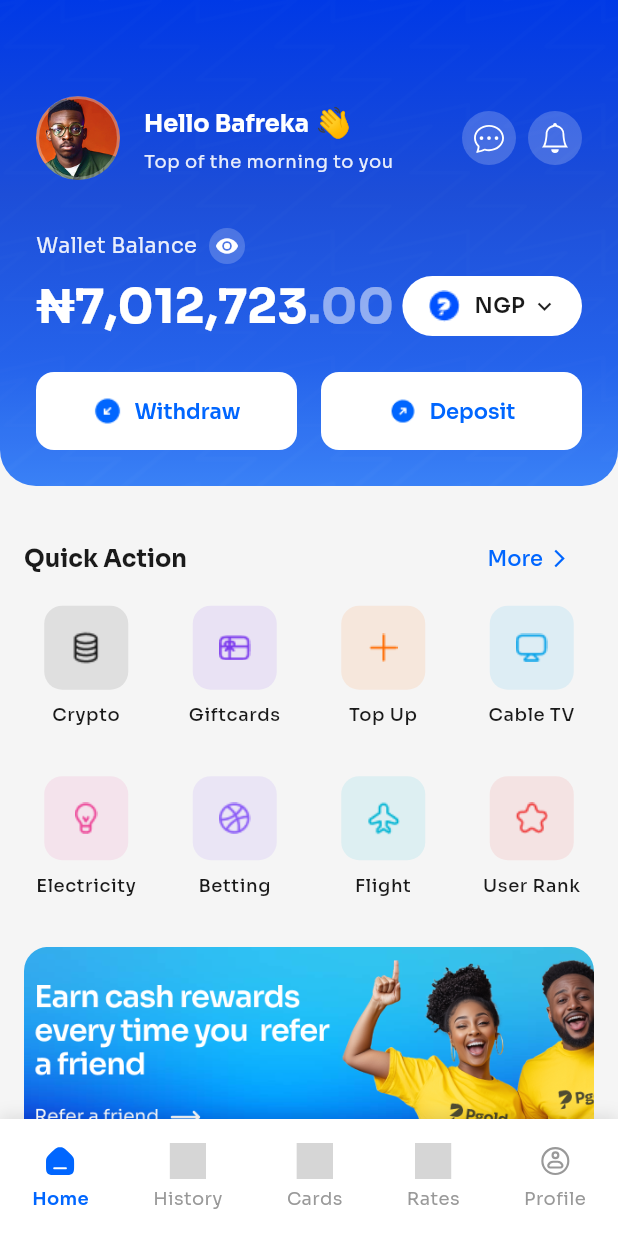
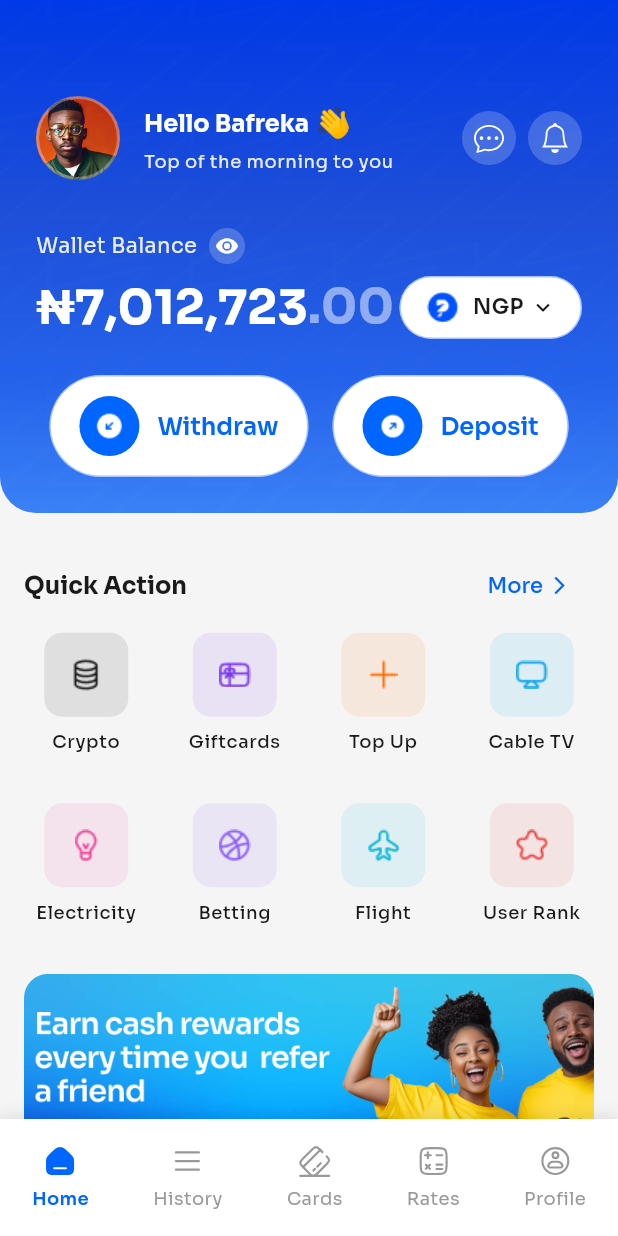
Before and after one commit to promise24o/pgold_assessment_mobile, a Flutter app: the MainNavigation screen opened by its route, on a phone screen of 412 x 824 dp. Run offline on Flutter 3.47's test engine with Material 3 defaults, Android fonts, the phone set to English and light mode, and no system bars; our stand-ins replace flutter_svg, icons_plus, smooth_page_indicator; grey boxes are pictures that could not be loaded.

Commit message:
feat: Polish wallet header and buttons to match Figma design
- Fixed Naira symbol display using RichText with system font
- Made Withdraw/Deposit buttons pixel-perfect with proper sizing
- Added stroke borders to buttons (0052FF with 33% opacity)
- Buttons now wrap content instead of stretching full width
- Updated button styling: 40px icon circles, 16px font, proper padding
- Fixed bottom navigation to use correct SVG icons
- Reduced spacing in quick action grid
- All buttons now match Figma design exactly

```diff
--- a/lib/core/constants/app_assets.dart
+++ b/lib/core/constants/app_assets.dart
@@ -19,7 +19,9 @@ class AppAssets {
   // Bottom Navigation Icons
   static const String home = '$_iconsPath/home.svg';
   static const String wallet = '$_iconsPath/wallet.svg';
-  static const String transactions = '$_iconsPath/transactions.svg';
+  static const String cards = '$_iconsPath/cards.svg';
+  static const String rates = '$_iconsPath/rates.svg';
+  static const String history = '$_iconsPath/history.svg';
   static const String profile = '$_iconsPath/profile.svg';
 
   // Quick Action Icons
--- a/lib/features/home/presentation/pages/main_navigation.dart
+++ b/lib/features/home/presentation/pages/main_navigation.dart
@@ -59,17 +59,17 @@ class _MainNavigationState extends State<MainNavigation> {
                 index: 0,
               ),
               _buildNavItem(
-                iconPath: AppAssets.wallet,
+                iconPath: AppAssets.history,
                 label: AppStrings.history,
                 index: 1,
               ),
               _buildNavItem(
-                iconPath: AppAssets.transactions,
+                iconPath: AppAssets.cards,
                 label: AppStrings.cards,
                 index: 2,
               ),
               _buildNavItem(
-                iconPath: AppAssets.transactions,
+                iconPath: AppAssets.rates,
                 label: AppStrings.rates,
                 index: 3,
               ),
--- a/lib/features/home/presentation/widgets/wallet_header.dart
+++ b/lib/features/home/presentation/widgets/wallet_header.dart
@@ -152,12 +152,28 @@ class _WalletHeaderState extends State<WalletHeader> {
                     ? Row(
                         crossAxisAlignment: CrossAxisAlignment.start,
                         children: [
-                          Text(
-                            '₦$formattedBalance',
-                            style: Theme.of(context).textTheme.displayMedium?.copyWith(
+                          RichText(
+                            text: TextSpan(
+                              children: [
+                                TextSpan(
+                                  text: '₦',
+                                  style: TextStyle(
                                     color: AppColors.textWhite,
                                     fontWeight: FontWeight.bold,
                                     fontSize: 32,
+                                    fontFamily: null, // Use system font for symbol
+                                  ),
+                                ),
+                                TextSpan(
+                                  text: formattedBalance,
+                                  style: const TextStyle(
+                                    color: AppColors.textWhite,
+                                    fontWeight: FontWeight.bold,
+                                    fontSize: 32,
+                                    fontFamily: 'Sora',
+                                  ),
+                                ),
+                              ],
                             ),
                           ),
                           Text(
@@ -170,12 +186,28 @@ class _WalletHeaderState extends State<WalletHeader> {
                           ),
                         ],
                       )
-                    : Text(
-                        '₦******',
-                        style: Theme.of(context).textTheme.displayMedium?.copyWith(
+                    : RichText(
+                        text: TextSpan(
+                          children: [
+                            TextSpan(
+                              text: '₦',
+                              style: TextStyle(
                                 color: AppColors.textWhite,
                                 fontWeight: FontWeight.bold,
                                 fontSize: 32,
+                                fontFamily: null, // Use system font for symbol
+                              ),
+                            ),
+                            const TextSpan(
+                              text: '******',
+                              style: TextStyle(
+                                color: AppColors.textWhite,
+                                fontWeight: FontWeight.bold,
+                                fontSize: 32,
+                                fontFamily: 'Sora',
+                              ),
+                            ),
+                          ],
                         ),
                       ),
 
@@ -188,6 +220,10 @@ class _WalletHeaderState extends State<WalletHeader> {
                   decoration: BoxDecoration(
                     color: AppColors.textWhite,
                     borderRadius: BorderRadius.circular(AppDimensions.radiusCircle),
+                    border: Border.all(
+                      color: const Color(0xFF0052FF).withOpacity(0.33),
+                      width: 1,
+                    ),
                   ),
                   child: Row(
                     children: [
@@ -221,9 +257,9 @@ class _WalletHeaderState extends State<WalletHeader> {
 
             // Action Buttons
             Row(
+              mainAxisAlignment: MainAxisAlignment.center,
               children: [
-                Expanded(
-                  child: _buildActionButton(
+                _buildActionButton(
                   context,
                   label: AppStrings.withdraw,
                   iconPath: AppAssets.withdrawal,
@@ -231,17 +267,14 @@ class _WalletHeaderState extends State<WalletHeader> {
                     // TODO: Navigate to withdraw
                   },
                 ),
-                ),
                 const SizedBox(width: AppDimensions.paddingM),
-                Expanded(
-                  child: _buildActionButton(
+                _buildActionButton(
                   context,
                   label: AppStrings.deposit,
                   iconPath: AppAssets.deposit,
                   onTap: () {
                     // TODO: Navigate to deposit
                   },
-                  ),
                 ),
               ],
             ),
@@ -324,27 +357,45 @@ class _WalletHeaderState extends State<WalletHeader> {
         foregroundColor: AppColors.primary,
         elevation: 0,
         padding: const EdgeInsets.symmetric(
-          vertical: AppDimensions.paddingM,
+          horizontal: 20,
+          vertical: 14,
         ),
         shape: RoundedRectangleBorder(
-          borderRadius: BorderRadius.circular(AppDimensions.radiusM),
+          borderRadius: BorderRadius.circular(100),
+          side: BorderSide(
+            color: const Color(0xFF0052FF).withOpacity(0.33),
+            width: 1,
+          ),
         ),
       ),
       child: Row(
-        mainAxisAlignment: MainAxisAlignment.center,
+        mainAxisSize: MainAxisSize.min,
         children: [
-          Image.asset(
+          // Circular blue background with icon
+          Container(
+            width: 40,
+            height: 40,
+            decoration: const BoxDecoration(
+              color: AppColors.primary,
+              shape: BoxShape.circle,
+            ),
+            child: Center(
+              child: Image.asset(
                 iconPath,
                 width: 20,
                 height: 20,
-            color: AppColors.primary,
+                color: AppColors.textWhite,
               ),
-          const SizedBox(width: 8),
+            ),
+          ),
+          const SizedBox(width: 12),
           Text(
             label,
             style: const TextStyle(
-              fontSize: 14,
+              fontSize: 16,
               fontWeight: FontWeight.w600,
+              color: AppColors.primary,
+              letterSpacing: 0,
             ),
           ),
         ],
```
Lines whose indentation alone changed are shown as unchanged.
